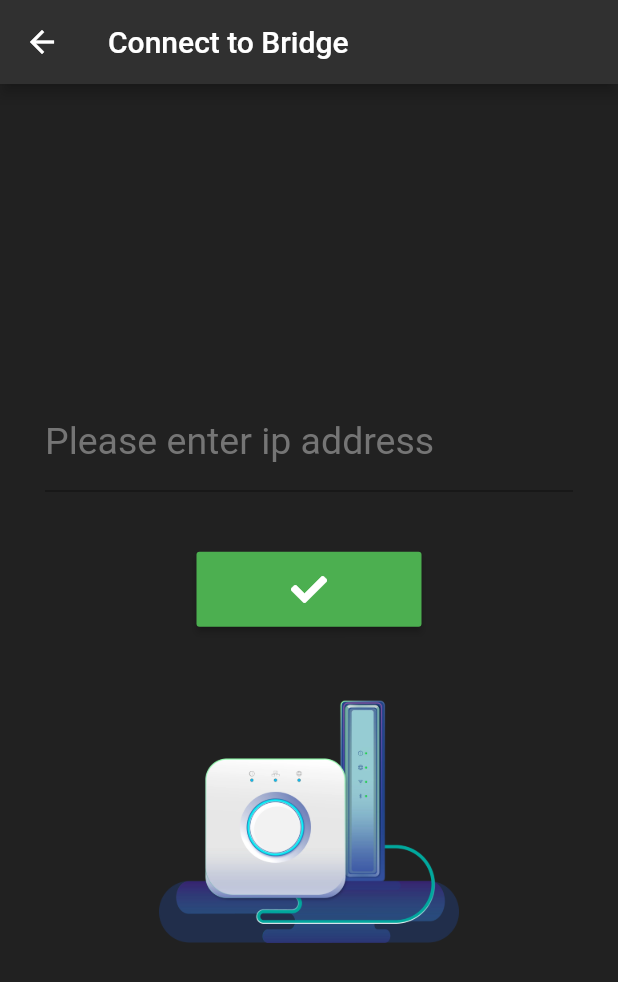
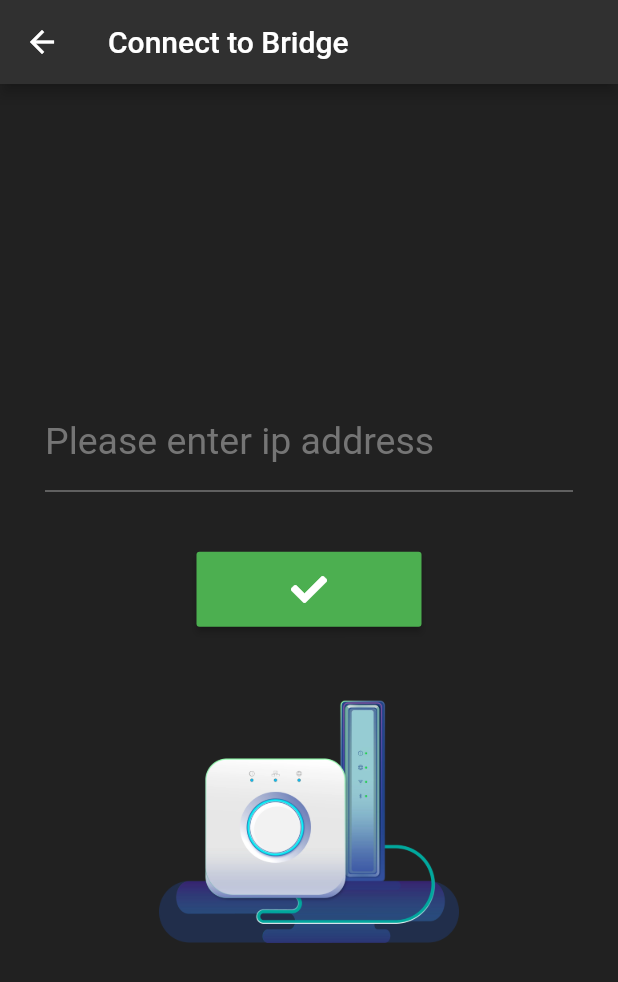
Before and after one commit to remonh87/huenicorn, a Flutter app: the screen it shows after launch, on a phone screen of 412 x 824 dp. Shown: the top 982 px of the screen. Run offline on Flutter 3.47's test engine with Material 2 defaults, Android fonts, the phone set to English and light mode, and no system bars; our stand-ins replace flutter_colorpicker, font_awesome_flutter; missing offline and left inert: color.

Commit message:
changed themeData

```diff
--- a/lib/ui/IpAddress.dart
+++ b/lib/ui/IpAddress.dart
@@ -41,9 +41,9 @@ class LoginPageState extends State<IpAddress>
           children: <Widget>[
             new Theme(
               data: new ThemeData(
-                  brightness: Brightness.light,
+                  brightness: Brightness.dark,
                   inputDecorationTheme: new InputDecorationTheme(
-                    hintStyle: new TextStyle(color: Colors.blue, fontSize: 20.0),
+                    hintStyle: new TextStyle(color: Colors.white, fontSize: 20.0),
                     labelStyle: new TextStyle(color: Colors.grey[600], fontSize: 25.0),
                   )),
               isMaterialAppTheme: true,
@@ -60,7 +60,8 @@ class LoginPageState extends State<IpAddress>
                           new TextFormField(
                             controller: _controller,
                             decoration: new InputDecoration(
-                                labelText: "Please enter ip address"),
+                              labelText: "Please enter ip address",
+                              fillColor: Colors.white),
                             keyboardType: TextInputType.number,
                           ),
                           new Padding(
```
